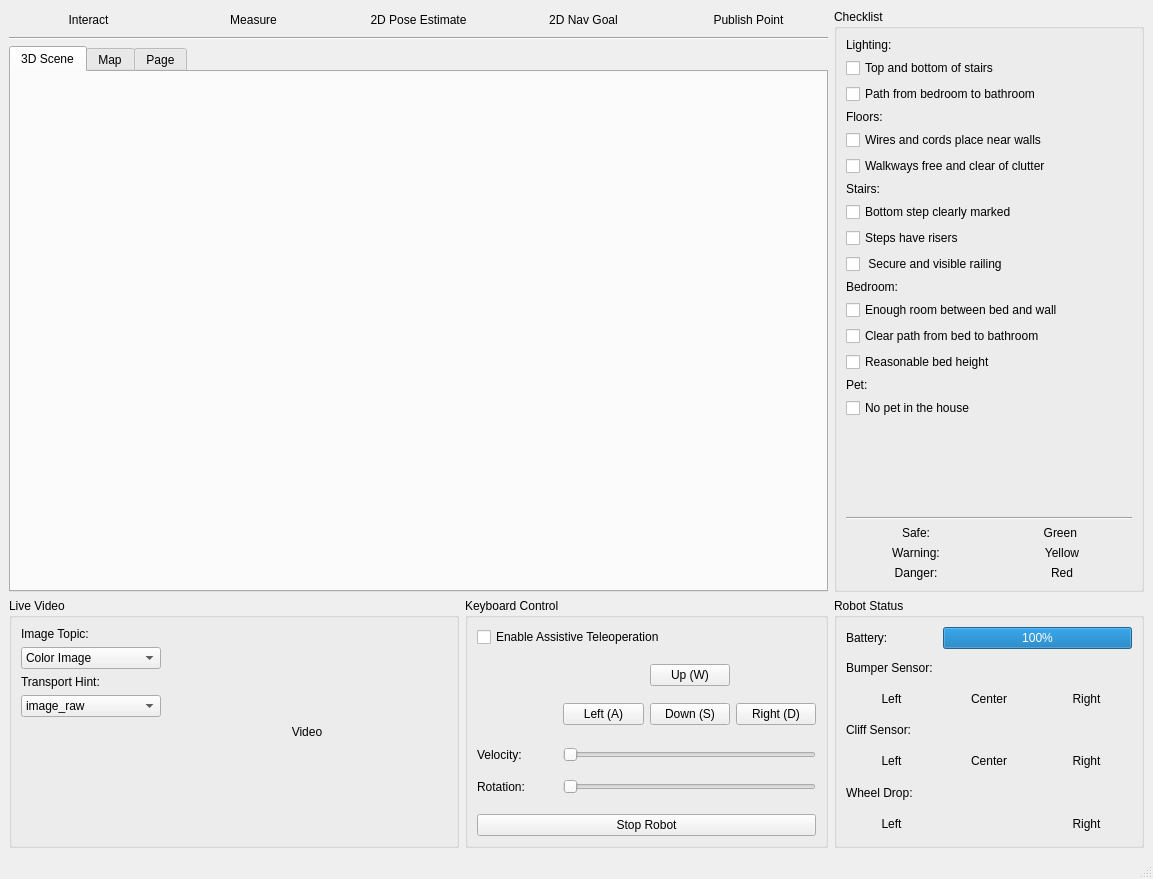
This is fallrisk_gui/fallrisk_rviz_gui/src/fallrisk_gui.ui in rxdu/fall_risk_project_ros as Qt 5 draws it before an edit. The edited form follows.
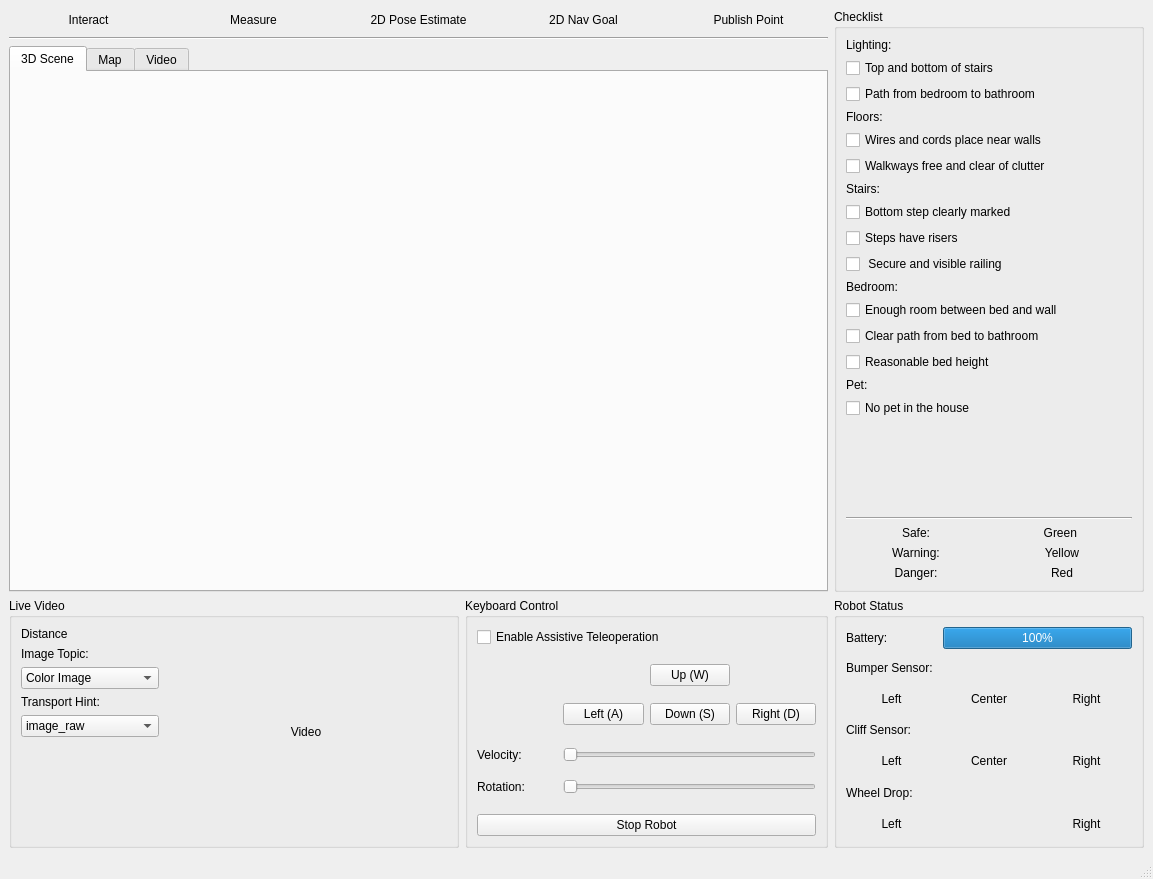
This is the edited form. The open tabs and pages were chosen to show the change.

Commit message: Fixed the auto expansion of video issue

```diff
--- a/fallrisk_gui/fallrisk_rviz_gui/src/fallrisk_gui.ui
+++ b/fallrisk_gui/fallrisk_rviz_gui/src/fallrisk_gui.ui
@@ -400,8 +400,29 @@
        <string>Live Video</string>
       </property>
       <layout class="QGridLayout" name="gridLayout_3">
-       <item row="0" column="0" rowspan="2">
+       <item row="1" column="1" rowspan="2" colspan="2">
+        <layout class="QGridLayout" name="livevideo_layout">
+         <item row="0" column="0">
+          <widget class="QLabel" name="liveVideoLabel">
+           <property name="text">
+            <string>Video</string>
+           </property>
+           <property name="alignment">
+            <set>Qt::AlignCenter</set>
+           </property>
+          </widget>
+         </item>
+        </layout>
+       </item>
+       <item row="1" column="0" rowspan="2">
         <layout class="QVBoxLayout" name="verticalLayout_2">
+         <item>
+          <widget class="QLabel" name="lbDistance">
+           <property name="text">
+            <string>Distance</string>
+           </property>
+          </widget>
+         </item>
          <item>
           <widget class="QLabel" name="label_3">
            <property name="text">
@@ -459,20 +480,6 @@
          </item>
         </layout>
        </item>
-       <item row="0" column="1" rowspan="2" colspan="2">
-        <layout class="QGridLayout" name="livevideo_layout">
-         <item row="0" column="0">
-          <widget class="QLabel" name="liveVideoLabel">
-           <property name="text">
-            <string>Video</string>
-           </property>
-           <property name="alignment">
-            <set>Qt::AlignCenter</set>
-           </property>
-          </widget>
-         </item>
-        </layout>
-       </item>
       </layout>
      </widget>
     </item>
@@ -738,7 +745,7 @@
       </widget>
       <widget class="QWidget" name="tab">
        <attribute name="title">
-        <string>Page</string>
+        <string>Video</string>
        </attribute>
        <layout class="QGridLayout" name="gridLayout_8">
         <item row="0" column="0">
```
Left out of the diff: 2 changed lines with no effect on the pictures. The commit also changes 1 other file.
